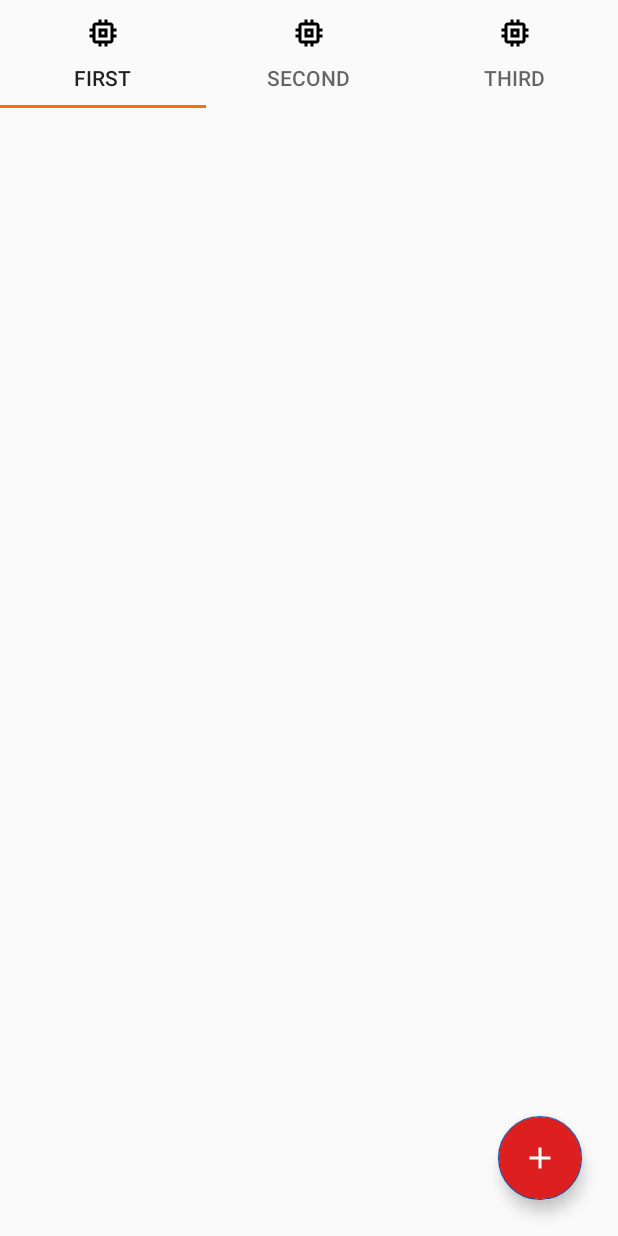
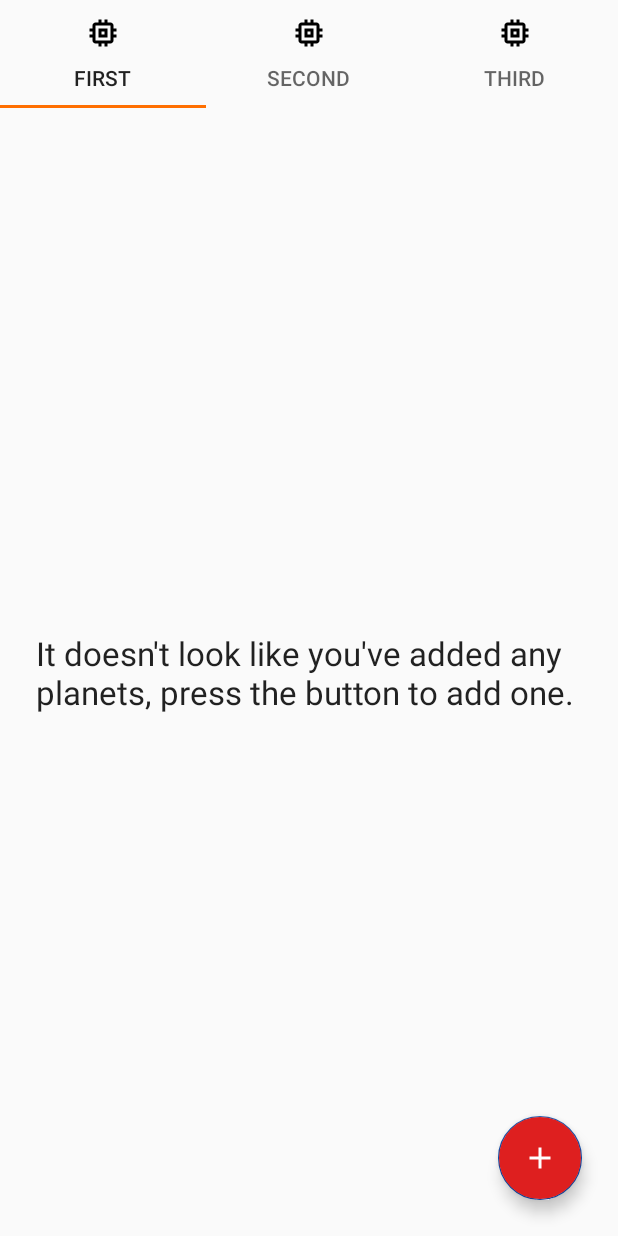
Before and after one commit to steverichey/im361, an Android app: the screen it shows after launch (MainActivity), on a phone screen of 412 x 824 dp. Run offline under Robolectric (Android 15) with nearby library versions, the phone set to English and light mode, and no system bars.

Commit message:
minor updates before class

```diff
--- a/examples/android/app/src/main/res/layout/fragment_planet_list.xml
+++ b/examples/android/app/src/main/res/layout/fragment_planet_list.xml
@@ -28,7 +28,7 @@
         android:allowUndo="false"
         android:text="@string/it_doesn_t_look_like_you_ve_added_any_planets_press_the_button_to_add_one"
         android:textAppearance="@style/TextAppearance.AppCompat.Large"
-        android:visibility="gone"
+        android:visibility="visible"
         app:layout_constraintBottom_toBottomOf="parent"
         app:layout_constraintLeft_toLeftOf="parent"
         app:layout_constraintRight_toRightOf="parent"
--- a/examples/android/build.gradle
+++ b/examples/android/build.gradle
@@ -8,7 +8,7 @@ buildscript {
 
     }
     dependencies {
-        classpath 'com.android.tools.build:gradle:3.6.2'
+        classpath 'com.android.tools.build:gradle:3.6.3'
         classpath "org.jetbrains.kotlin:kotlin-gradle-plugin:$kotlin_version"
 
         // NOTE: Do not place your application dependencies here; they belong
```
